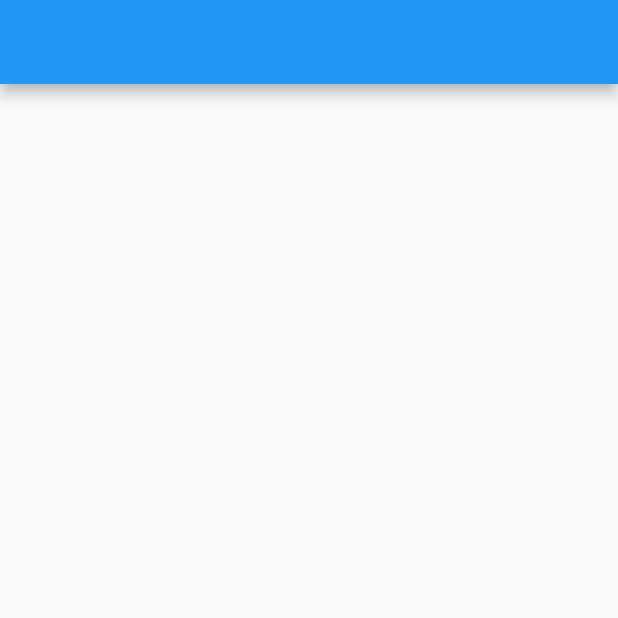
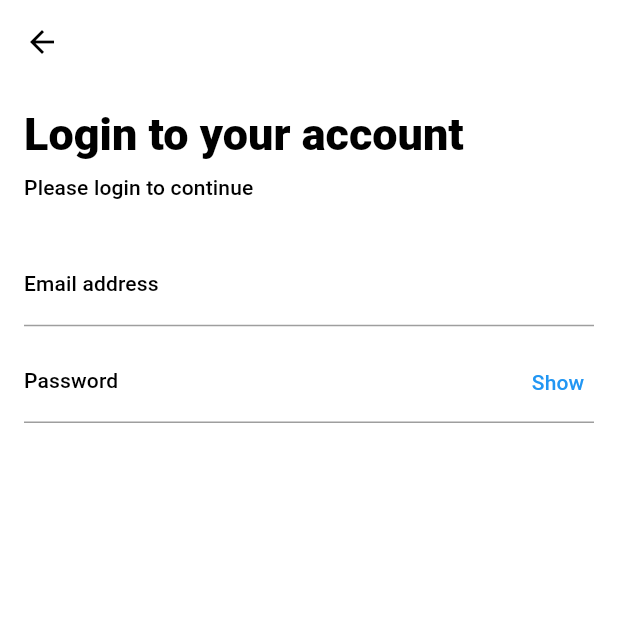
Before and after one commit to alisha-budhathoki/job_vacany, a Flutter app: the screen it shows after launch, on a phone screen of 412 x 824 dp, the top half of it. Run offline on Flutter 3.47's test engine with Material 2 defaults, Android fonts, the phone set to English and light mode, and no system bars.

Commit message:
adding login screen

```diff
--- a/lib/home/home_page.dart
+++ b/lib/home/home_page.dart
@@ -1,4 +1,6 @@
 import 'package:flutter/material.dart';
+
+import '../styles.dart';
 
 class HomePage extends StatefulWidget {
   @override
@@ -6,11 +8,81 @@ class HomePage extends StatefulWidget {
 }
 
 class _HomePageState extends State<HomePage> {
+  final _formKey = GlobalKey<FormState>();
+  final FocusNode passwordField = FocusNode();
+  bool _isObsecure = true;
+  void _changeObsecure() {
+    setState(() {
+      _isObsecure = !_isObsecure;
+    });
+  }
   @override
   Widget build(BuildContext context) {
     return Scaffold(
-      appBar: AppBar(),
-      body: Container(
+      backgroundColor: Colors.white,
+      appBar: AppBar(
+        leading: BackButton(
+          color: Colors.black,
+        ),
+        backgroundColor: Colors.transparent,
+        elevation: 0,
+      ),
+      body: SingleChildScrollView(
+        padding: EdgeInsets.all(16),
+        child: Form(
+          key: _formKey,
+          child: Column(
+            crossAxisAlignment: CrossAxisAlignment.start,
+            children: <Widget>[
+              Text(
+                "Login to your account",
+                style: secondaryBold,
+              ),
+              SizedBox(height: 10,),
+              Text(
+                'Please login to continue',
+                style: Theme.of(context).textTheme.subtitle,
+              ),
+              SizedBox(height: 30,),
+              TextFormField(
+                textInputAction: TextInputAction.next,
+                keyboardType: TextInputType.emailAddress,
+                style: Theme.of(context).textTheme.subtitle,
+                decoration: InputDecoration(
+                  labelText: "Email address",
+                  labelStyle: Theme.of(context).textTheme.subtitle,
+                ),
+              ),
+              SizedBox(
+                height: 10,
+              ),
+              TextFormField(
+                style: Theme.of(context).textTheme.subtitle,
+                focusNode: passwordField,
+                decoration: InputDecoration(
+                  labelText: "Password",
+                  labelStyle: Theme.of(context).textTheme.subtitle,
+                  suffixIcon: new InkWell(
+                    onTap: _changeObsecure,
+                    highlightColor: Colors.transparent,
+                    child: new Container(
+                      width: 0,
+                      alignment: Alignment.center,
+                      child: Text(
+                        _isObsecure ? "Show" : "Hide",
+                        style: Theme.of(context).textTheme.subtitle.copyWith(
+                          color: Theme.of(context).primaryColor,
+                        ),
+                      ),
+                    ),
+                    splashColor: Colors.transparent,
+                  ),
+                ),
+                obscureText: _isObsecure,
+              ),
+            ],
+          ),
+        ),
       ),
     );
   }
--- /dev/null
+++ b/lib/styles.dart
@@ -0,0 +1,9 @@
+import 'dart:ui';
+
+import 'package:flutter/material.dart';
+
+final TextStyle secondaryBold = TextStyle(
+  fontSize: 30.0,
+  fontWeight: FontWeight.w900,
+  color: Colors.black,
+);
```
